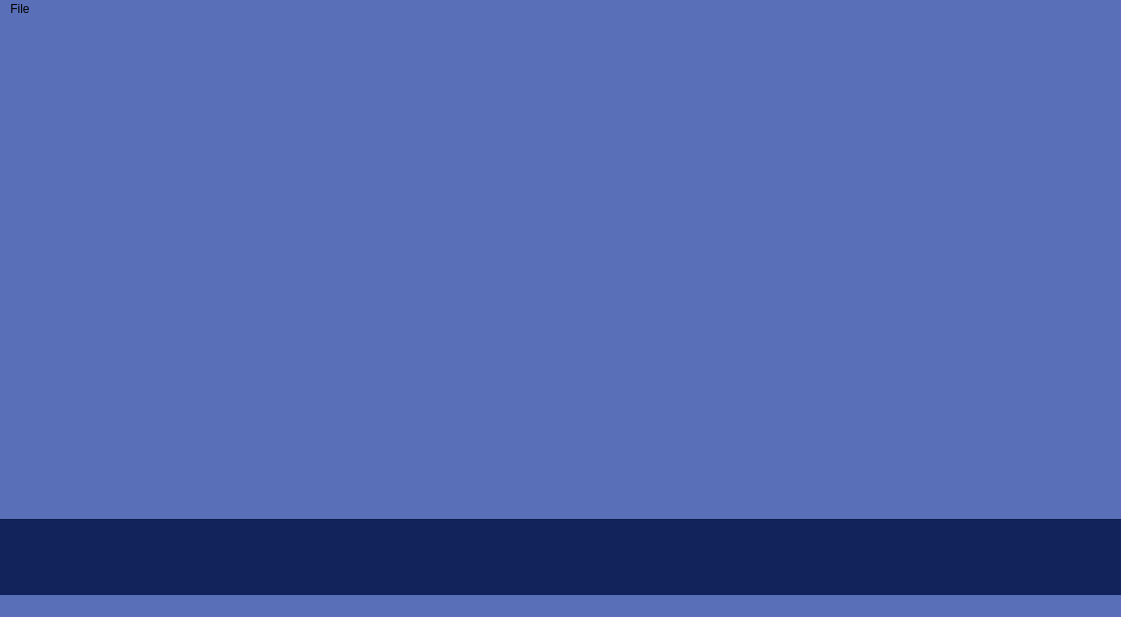
Above: forms/mainwindow.ui from whatdislol/Symmo before the change. Below: the same form after it.
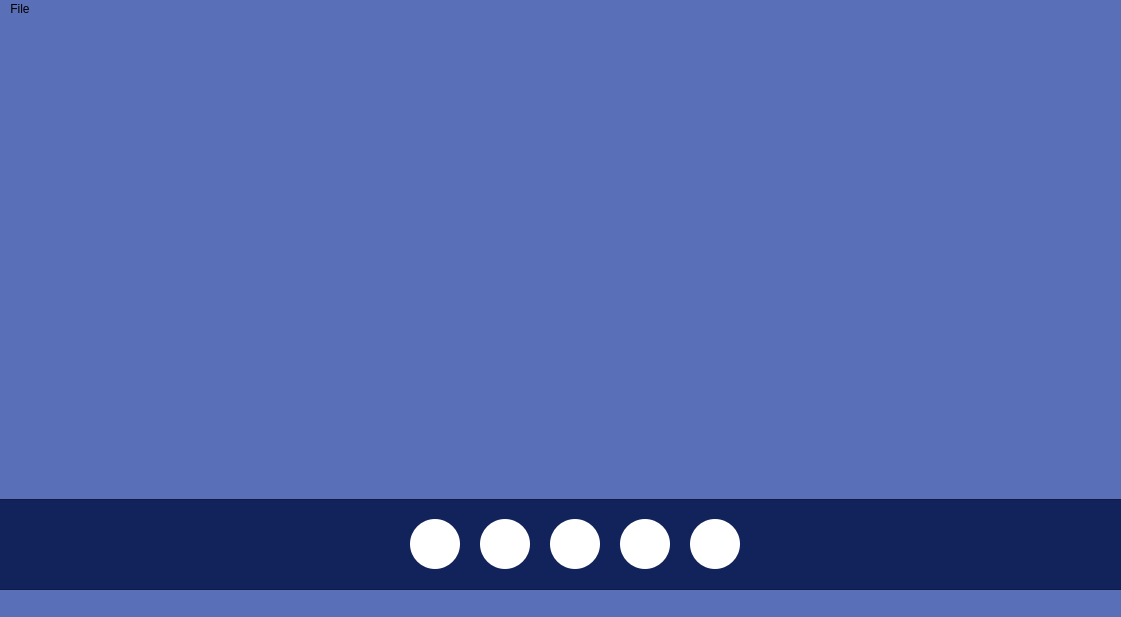
That is the form after the change.

Commit message: Add Qmultimedia library

```diff
--- a/forms/mainwindow.ui
+++ b/forms/mainwindow.ui
@@ -20,10 +20,10 @@
    <widget class="QFrame" name="frame">
     <property name="geometry">
      <rect>
-      <x>-10</x>
-      <y>500</y>
+      <x>-20</x>
+      <y>480</y>
       <width>1171</width>
-      <height>81</height>
+      <height>91</height>
      </rect>
     </property>
     <property name="styleSheet">
@@ -36,6 +36,171 @@
     <property name="frameShadow">
      <enum>QFrame::Raised</enum>
     </property>
+    <widget class="QPushButton" name="pushButton_Play">
+     <property name="geometry">
+      <rect>
+       <x>570</x>
+       <y>20</y>
+       <width>50</width>
+       <height>50</height>
+      </rect>
+     </property>
+     <property name="maximumSize">
+      <size>
+       <width>50</width>
+       <height>50</height>
+      </size>
+     </property>
+     <property name="styleSheet">
+      <string notr="true">QPushButton {
+    border: none;
+    border-radius: 25px; /* Adjust the border-radius for a smaller circle */
+    background-color: rgb(255, 255, 255);
+    color: rgb(52, 51, 64);
+    min-width: 50px;    /* Adjust the size of the button */
+    max-width: 50px;
+    min-height: 50px;
+    max-height: 50px;
+    padding: 0px;
+}
+</string>
+     </property>
+     <property name="text">
+      <string/>
+     </property>
+    </widget>
+    <widget class="QPushButton" name="pushButton_Back">
+     <property name="geometry">
+      <rect>
+       <x>500</x>
+       <y>20</y>
+       <width>50</width>
+       <height>50</height>
+      </rect>
+     </property>
+     <property name="maximumSize">
+      <size>
+       <width>50</width>
+       <height>50</height>
+      </size>
+     </property>
+     <property name="styleSheet">
+      <string notr="true">QPushButton {
+    border: none;
+    border-radius: 25px; /* Adjust the border-radius for a smaller circle */
+    background-color: rgb(255, 255, 255);
+    color: rgb(52, 51, 64);
+    min-width: 50px;    /* Adjust the size of the button */
+    max-width: 50px;
+    min-height: 50px;
+    max-height: 50px;
+    padding: 0px;
+}
+</string>
+     </property>
+     <property name="text">
+      <string/>
+     </property>
+    </widget>
+    <widget class="QPushButton" name="pushButton_Skip">
+     <property name="geometry">
+      <rect>
+       <x>640</x>
+       <y>20</y>
+       <width>50</width>
+       <height>50</height>
+      </rect>
+     </property>
+     <property name="maximumSize">
+      <size>
+       <width>50</width>
+       <height>50</height>
+      </size>
+     </property>
+     <property name="styleSheet">
+      <string notr="true">QPushButton {
+    border: none;
+    border-radius: 25px; /* Adjust the border-radius for a smaller circle */
+    background-color: rgb(255, 255, 255);
+    color: rgb(52, 51, 64);
+    min-width: 50px;    /* Adjust the size of the button */
+    max-width: 50px;
+    min-height: 50px;
+    max-height: 50px;
+    padding: 0px;
+}
+</string>
+     </property>
+     <property name="text">
+      <string/>
+     </property>
+    </widget>
+    <widget class="QPushButton" name="pushButton_Loop">
+     <property name="geometry">
+      <rect>
+       <x>710</x>
+       <y>20</y>
+       <width>50</width>
+       <height>50</height>
+      </rect>
+     </property>
+     <property name="maximumSize">
+      <size>
+       <width>50</width>
+       <height>50</height>
+      </size>
+     </property>
+     <property name="styleSheet">
+      <string notr="true">QPushButton {
+    border: none;
+    border-radius: 25px; /* Adjust the border-radius for a smaller circle */
+    background-color: rgb(255, 255, 255);
+    color: rgb(52, 51, 64);
+    min-width: 50px;    /* Adjust the size of the button */
+    max-width: 50px;
+    min-height: 50px;
+    max-height: 50px;
+    padding: 0px;
+}
+</string>
+     </property>
+     <property name="text">
+      <string/>
+     </property>
+    </widget>
+    <widget class="QPushButton" name="pushButton_Shuffle">
+     <property name="geometry">
+      <rect>
+       <x>430</x>
+       <y>20</y>
+       <width>50</width>
+       <height>50</height>
+      </rect>
+     </property>
+     <property name="maximumSize">
+      <size>
+       <width>50</width>
+       <height>50</height>
+      </size>
+     </property>
+     <property name="styleSheet">
+      <string notr="true">QPushButton {
+    border: none;
+    border-radius: 25px; /* Adjust the border-radius for a smaller circle */
+    background-color: rgb(255, 255, 255);
+    color: rgb(52, 51, 64);
+    min-width: 50px;    /* Adjust the size of the button */
+    max-width: 50px;
+    min-height: 50px;
+    max-height: 50px;
+    padding: 0px;
+}
+</string>
+     </property>
+     <property name="text">
+      <string/>
+     </property>
+    </widget>
    </widget>
   </widget>
   <widget class="QMenuBar" name="menubar">
```
The commit also changes 1 other file.
